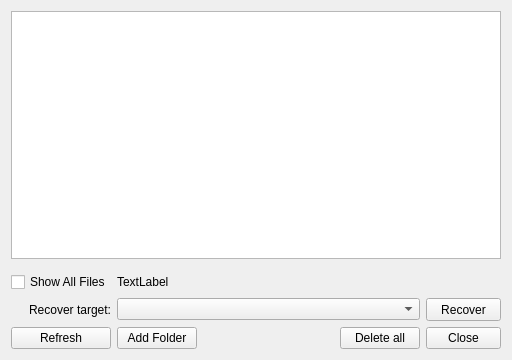
The window that SandboxiePlus/SandMan/Forms/RecoveryWindow.ui (sandboxie-plus/Sandboxie) describes before a commit, drawn with Qt 5.
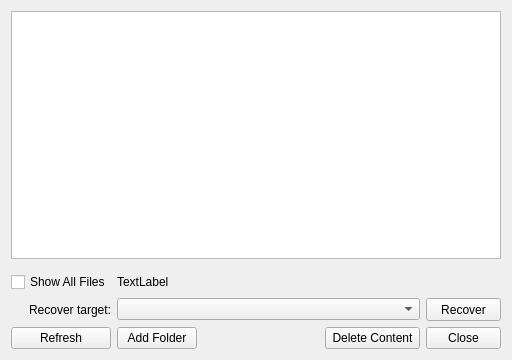
The same window after the commit.

```diff
--- a/SandboxiePlus/SandMan/Forms/RecoveryWindow.ui
+++ b/SandboxiePlus/SandMan/Forms/RecoveryWindow.ui
@@ -91,19 +91,6 @@
          </property>
         </widget>
        </item>
-       <item row="6" column="3">
-        <widget class="QPushButton" name="btnDeleteAll">
-         <property name="minimumSize">
-          <size>
-           <width>0</width>
-           <height>0</height>
-          </size>
-         </property>
-         <property name="text">
-          <string>Delete all</string>
-         </property>
-        </widget>
-       </item>
        <item row="4" column="0">
         <widget class="QCheckBox" name="chkShowAll">
          <property name="text">
@@ -154,6 +141,25 @@
          </property>
         </widget>
        </item>
+       <item row="6" column="3">
+        <widget class="QToolButton" name="btnDeleteAll">
+         <property name="sizePolicy">
+          <sizepolicy hsizetype="Minimum" vsizetype="Minimum">
+           <horstretch>0</horstretch>
+           <verstretch>0</verstretch>
+          </sizepolicy>
+         </property>
+         <property name="minimumSize">
+          <size>
+           <width>75</width>
+           <height>0</height>
+          </size>
+         </property>
+         <property name="text">
+          <string>Delete Content</string>
+         </property>
+        </widget>
+       </item>
       </layout>
      </item>
     </layout>
```
Left out of the diff: 1 changed line with no effect on the pictures.
